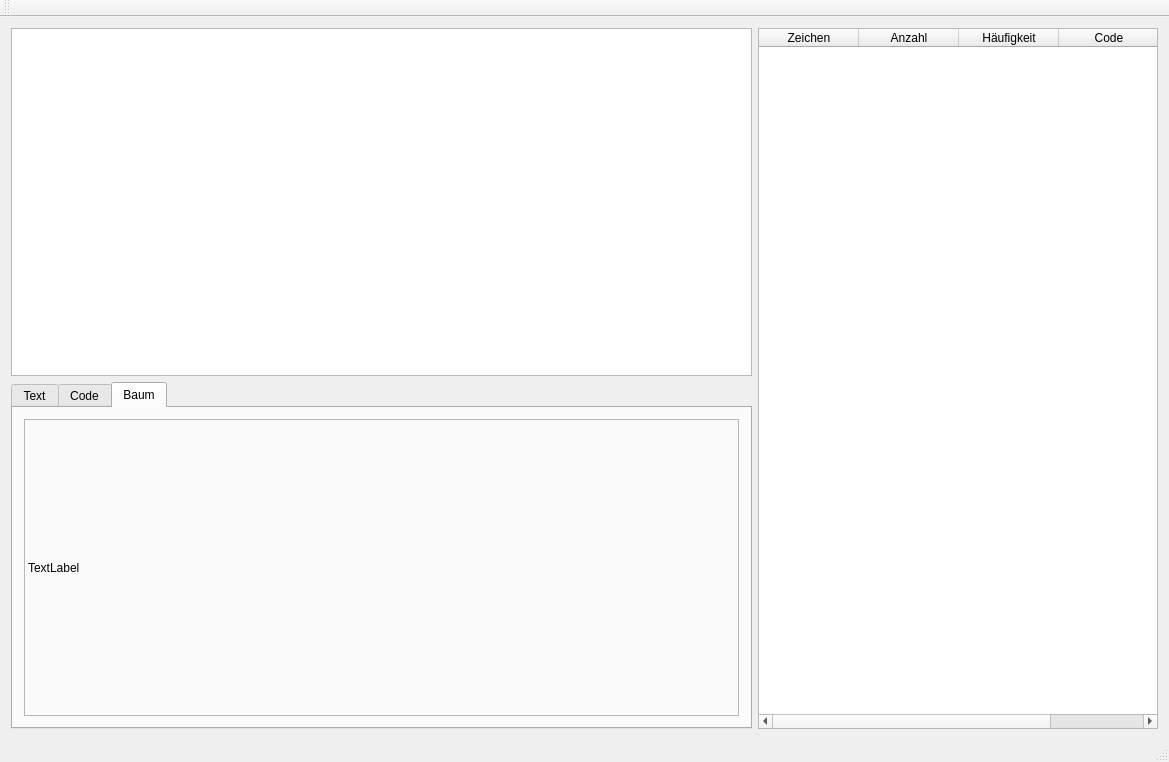
Old version of the form mainwindow.ui in the repository hank-der-hafenarbeiter/Shannon-Fano-Coding.
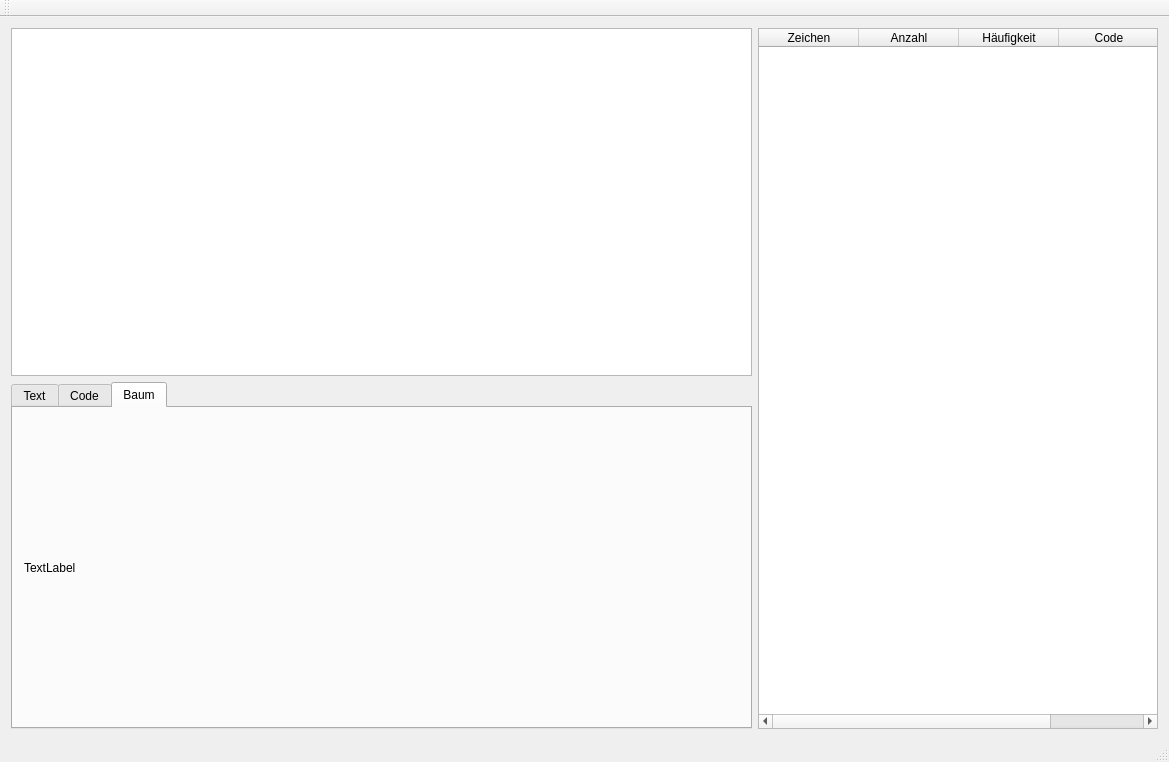
New version of the form.

```diff
--- a/mainwindow.ui
+++ b/mainwindow.ui
@@ -88,11 +88,6 @@
            </attribute>
            <layout class="QVBoxLayout" name="verticalLayout_9">
             <item>
-             <layout class="QVBoxLayout" name="verticalLayout_2">
-              <property name="sizeConstraint">
-               <enum>QLayout::SetMaximumSize</enum>
-              </property>
-              <item>
                <widget class="QLabel" name="treeView">
                 <property name="sizePolicy">
                  <sizepolicy hsizetype="Expanding" vsizetype="Expanding">
@@ -100,24 +95,10 @@
                   <verstretch>0</verstretch>
                  </sizepolicy>
                 </property>
-                <property name="maximumSize">
-                 <size>
-                  <width>16777215</width>
-                  <height>16777215</height>
-                 </size>
-                </property>
-                <property name="frameShape">
-                 <enum>QFrame::StyledPanel</enum>
-                </property>
-                <property name="frameShadow">
-                 <enum>QFrame::Sunken</enum>
-                </property>
                 <property name="text">
                  <string>TextLabel</string>
                 </property>
                </widget>
-              </item>
-             </layout>
             </item>
            </layout>
           </widget>
```
Lines whose indentation alone changed are shown as unchanged.
